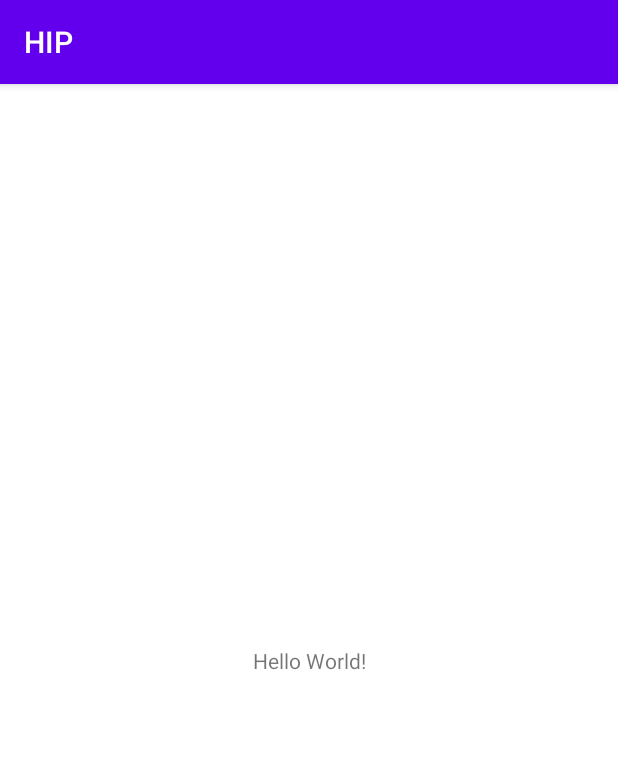
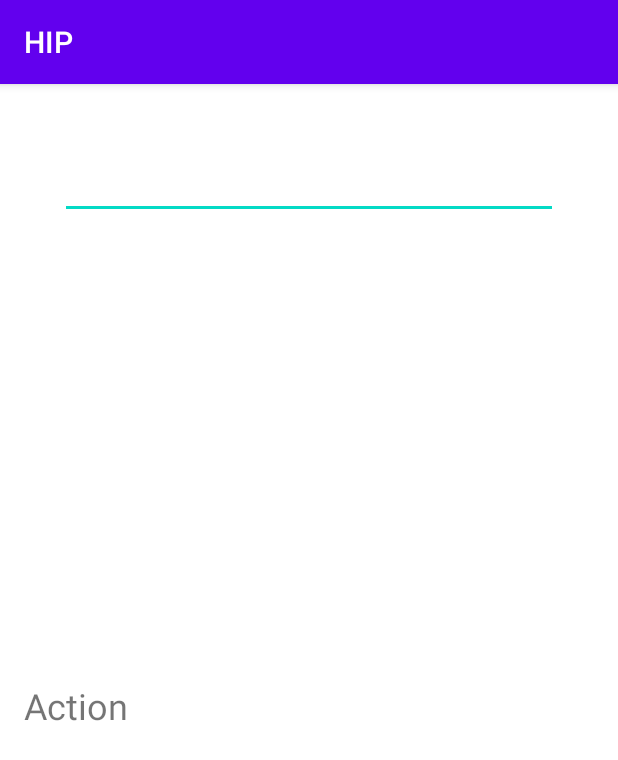
Before and after one commit to sunjungAn/Elastic-Form, an Android app: the screen it shows after launch (MainActivity), on a phone screen of 412 x 824 dp. Shown: the top 760 px of the screen. Run offline under Robolectric (Android 15) with nearby library versions, the phone set to English and light mode, and no system bars.

Commit message:
feat: xml기능 추가

```diff
--- a/HIP/app/src/main/res/layout/activity_main.xml
+++ b/HIP/app/src/main/res/layout/activity_main.xml
@@ -1,18 +1,62 @@
 <?xml version="1.0" encoding="utf-8"?>
-<androidx.constraintlayout.widget.ConstraintLayout xmlns:android="http://schemas.android.com/apk/res/android"
+<LinearLayout xmlns:android="http://schemas.android.com/apk/res/android"
     xmlns:app="http://schemas.android.com/apk/res-auto"
     xmlns:tools="http://schemas.android.com/tools"
     android:layout_width="match_parent"
     android:layout_height="match_parent"
+    android:orientation="vertical"
+    android:gravity="bottom"
+
     tools:context=".MainActivity">
 
-    <TextView
-        android:layout_width="wrap_content"
+    <EditText
+        android:layout_width="match_parent"
+        android:layout_height="50dp"
+        android:gravity="center"
+        android:layout_margin="40dp"/>
+
+    <LinearLayout
+        android:layout_width="match_parent"
+        android:layout_height="match_parent"
+        android:orientation="horizontal"
+        android:layout_weight="5">
+        <ScrollView
+            android:layout_width="match_parent"
+            android:layout_height="100dp"/>
+        <ImageView
+            android:layout_width="match_parent"
+            android:layout_height="100dp"/>
+    </LinearLayout>
+    <LinearLayout
+        android:id="@+id/dragView"
+        android:layout_width="match_parent"
         android:layout_height="wrap_content"
-        android:text="Hello World!"
-        app:layout_constraintBottom_toBottomOf="parent"
-        app:layout_constraintLeft_toLeftOf="parent"
-        app:layout_constraintRight_toRightOf="parent"
-        app:layout_constraintTop_toTopOf="parent" />
+        android:clickable="true"
+        android:focusable="false"
+        android:orientation="vertical">
 
-</androidx.constraintlayout.widget.ConstraintLayout>
+        <LinearLayout
+            android:layout_width="match_parent"
+            android:layout_height="70dp"
+            android:orientation="vertical">
+
+            <TextView
+                android:layout_width="wrap_content"
+                android:layout_height="wrap_content"
+                android:paddingLeft="16sp"
+                android:text="Action"
+                android:textSize="24sp" />
+
+        </LinearLayout>
+
+        <!-- 스크롤 해서 보여줄 부분은 listview 또는 custom listview 또는 recyclerview를 사용 -->
+        <ListView
+            android:id="@+id/listView"
+            android:layout_width="match_parent"
+            android:layout_height="300dp">
+
+        </ListView>
+
+    </LinearLayout>
+
+</LinearLayout>
```
